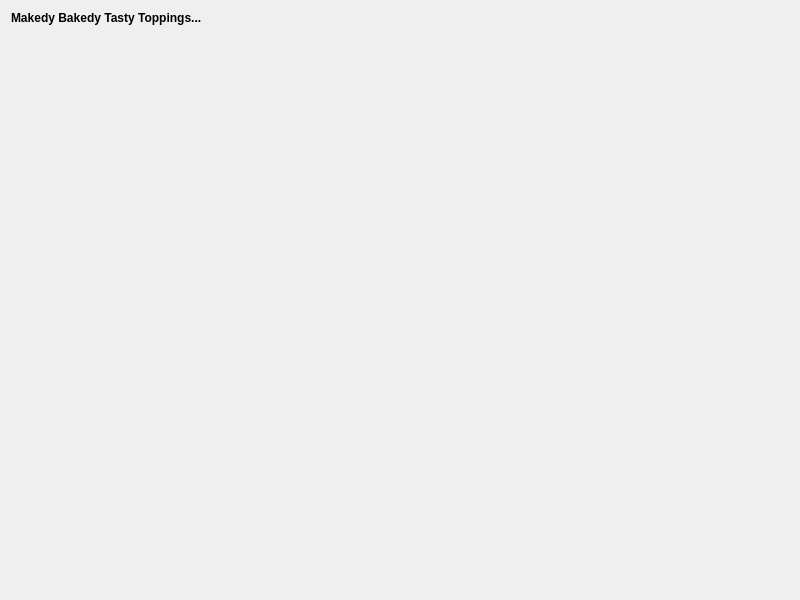
Above: QgisModelBaker/ui/toppingmaker_wizard/target.ui from opengisch/QgisModelBaker before the change. Below: the same form after it.
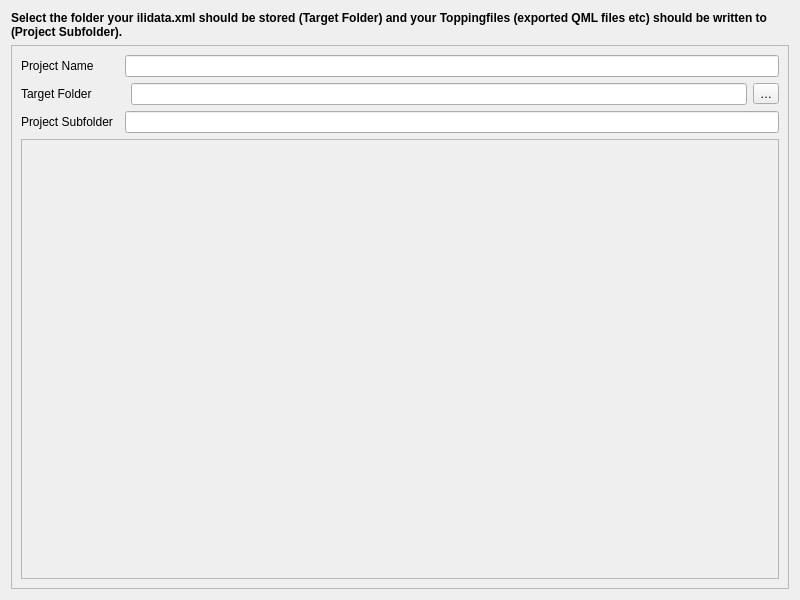
That is the form after the change.

Commit message:
toppingmaker wizard - structure and implementing pages unfinished layers, referencedata and generation done as a prototype target and models
models model had to be extended, so changes as well in validate and workflow wizard

```diff
--- a/QgisModelBaker/ui/toppingmaker_wizard/target.ui
+++ b/QgisModelBaker/ui/toppingmaker_wizard/target.ui
@@ -14,18 +14,73 @@
    <string>Select Files</string>
   </property>
   <layout class="QGridLayout" name="gridLayout">
-   <item row="2" column="0">
-    <spacer name="verticalSpacer">
-     <property name="orientation">
-      <enum>Qt::Vertical</enum>
+   <item row="1" column="0">
+    <widget class="QFrame" name="frame">
+     <property name="sizePolicy">
+      <sizepolicy hsizetype="Preferred" vsizetype="Expanding">
+       <horstretch>0</horstretch>
+       <verstretch>0</verstretch>
+      </sizepolicy>
      </property>
-     <property name="sizeHint" stdset="0">
-      <size>
-       <width>20</width>
-       <height>40</height>
-      </size>
+     <property name="frameShape">
+      <enum>QFrame::StyledPanel</enum>
      </property>
-    </spacer>
+     <property name="frameShadow">
+      <enum>QFrame::Raised</enum>
+     </property>
+     <layout class="QGridLayout" name="gridLayout_2">
+      <item row="4" column="0" colspan="5">
+       <widget class="QTextEdit" name="info_textedit">
+        <property name="enabled">
+         <bool>false</bool>
+        </property>
+        <property name="autoFillBackground">
+         <bool>true</bool>
+        </property>
+       </widget>
+      </item>
+      <item row="0" column="0">
+       <widget class="QLabel" name="projectname_label">
+        <property name="text">
+         <string>Project Name</string>
+        </property>
+       </widget>
+      </item>
+      <item row="3" column="0">
+       <widget class="QLabel" name="main_folder_label">
+        <property name="text">
+         <string>Project Subfolder</string>
+        </property>
+       </widget>
+      </item>
+      <item row="2" column="4">
+       <widget class="QToolButton" name="main_folder_browse_button">
+        <property name="toolTip">
+         <string>Browse XTF files</string>
+        </property>
+        <property name="text">
+         <string>…</string>
+        </property>
+       </widget>
+      </item>
+      <item row="2" column="0">
+       <widget class="QLabel" name="sub_folder_label">
+        <property name="text">
+         <string>Target Folder</string>
+        </property>
+       </widget>
+      </item>
+      <item row="0" column="2" colspan="3">
+       <widget class="QLineEdit" name="projectname_line_edit"/>
+      </item>
+      <item row="2" column="3">
+       <widget class="QLineEdit" name="main_folder_line_edit"/>
+      </item>
+      <item row="3" column="2" colspan="3">
+       <widget class="QLineEdit" name="sub_folder_line_edit"/>
+      </item>
+     </layout>
+    </widget>
    </item>
    <item row="0" column="0">
     <widget class="QLabel" name="description">
@@ -42,7 +97,7 @@
       </font>
      </property>
      <property name="text">
-      <string>Makedy Bakedy Tasty Toppings...</string>
+      <string>Select the folder your ilidata.xml should be stored (Target Folder) and your Toppingfiles (exported QML files etc) should be written to (Project Subfolder).</string>
      </property>
      <property name="alignment">
       <set>Qt::AlignLeading|Qt::AlignLeft|Qt::AlignTop</set>
```
Left out of the diff: 4 changed lines with no effect on the pictures. The commit also changes 9 other files.
